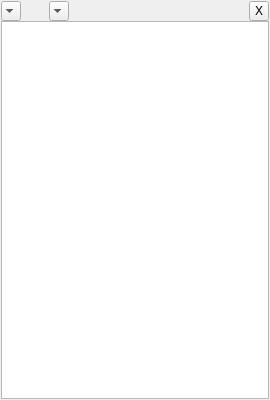
Above: src/box.ui from NeiroNext/QuickTranslator before the change. Below: the same form after it.
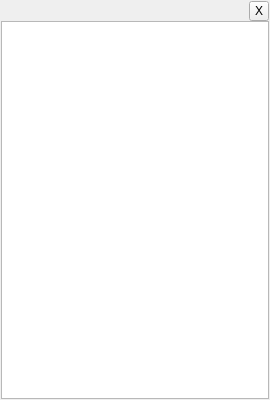
That is the form after the change. Icons and pictures are not drawn.

The edit to the form file:
```diff
--- a/src/box.ui
+++ b/src/box.ui
@@ -35,19 +35,16 @@
       <number>0</number>
      </property>
      <item>
-      <widget class="QComboBox" name="cbFrom">
-       <property name="minimumSize">
-        <size>
-         <width>20</width>
-         <height>0</height>
-        </size>
-       </property>
+      <widget class="QToolButton" name="from">
        <property name="maximumSize">
         <size>
          <width>20</width>
          <height>20</height>
         </size>
        </property>
+       <property name="autoRaise">
+        <bool>true</bool>
+       </property>
       </widget>
      </item>
      <item>
@@ -74,19 +71,16 @@
       </widget>
      </item>
      <item>
-      <widget class="QComboBox" name="cbTo">
-       <property name="minimumSize">
-        <size>
-         <width>20</width>
-         <height>0</height>
-        </size>
-       </property>
+      <widget class="QToolButton" name="to">
        <property name="maximumSize">
         <size>
          <width>20</width>
          <height>20</height>
         </size>
        </property>
+       <property name="autoRaise">
+        <bool>true</bool>
+       </property>
       </widget>
      </item>
      <item>
```
